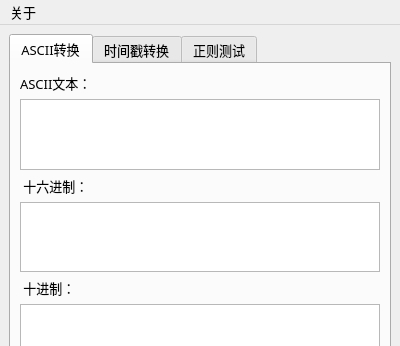
This is mainwindow.ui in huanfenz/PerryBox as Qt 5 draws it before an edit; both pictures show x 0 to 400 and y 0 to 346 of the 400 by 519 pixel window. The edited form follows.
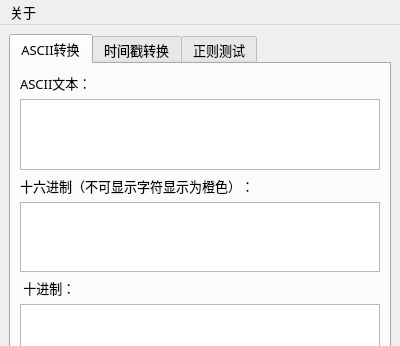
This is the edited form.

Commit message: 1. 修复不可打印字符问题 2. 添加十六进制编辑框不可打印字符橙色高亮显示

The edit to the form file:
```diff
--- a/mainwindow.ui
+++ b/mainwindow.ui
@@ -81,7 +81,7 @@
            </font>
           </property>
           <property name="text">
-           <string> 十六进制：</string>
+           <string>&lt;html&gt;&lt;head/&gt;&lt;body&gt;&lt;p&gt;十六进制（不可显示字符显示为橙色）：&lt;/p&gt;&lt;/body&gt;&lt;/html&gt;</string>
           </property>
          </widget>
         </item>
```
Left out of the diff: 2 changed lines with no effect on the pictures. The commit also changes 2 other files.
